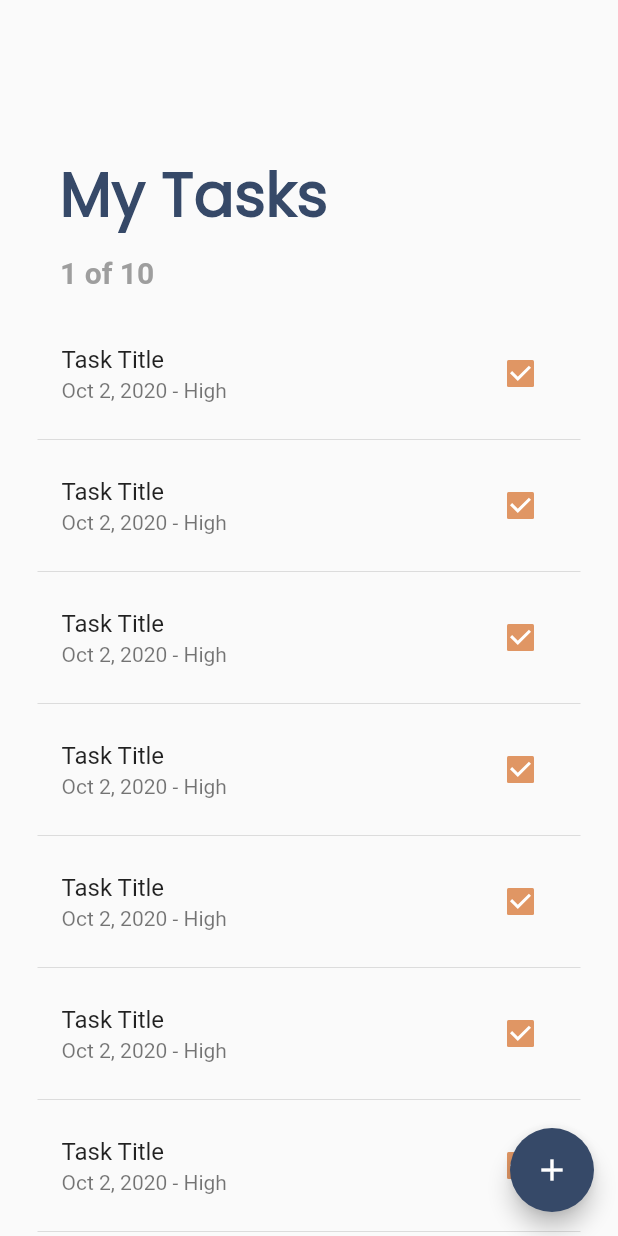
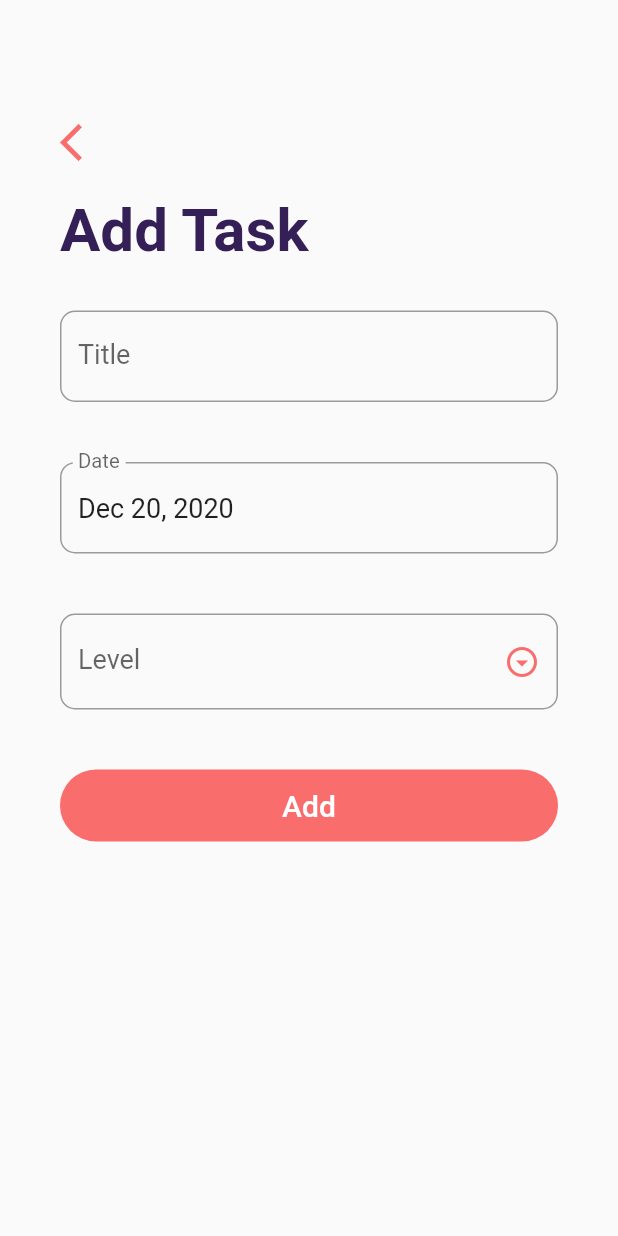
Before and after one commit to HossamMuhammedOmar/SQFLITE_CRUD_OPERATION, a Flutter app: the screen it shows after launch, after a tap on the "add" icon, on a phone screen of 412 x 824 dp. Run offline on Flutter 3.47's test engine with Material 2 defaults, Android fonts, the phone set to English and light mode, and no system bars.

Commit message:
add task screen class

```diff
--- /dev/null
+++ b/lib/screens/add_task_screen.dart
@@ -0,0 +1,180 @@
+import 'package:flutter/cupertino.dart';
+import 'package:flutter/material.dart';
+import 'package:intl/intl.dart';
+
+class AddTaskScreen extends StatefulWidget {
+  AddTaskScreen({Key key}) : super(key: key);
+  @override
+  _AddTaskScreenState createState() => _AddTaskScreenState();
+}
+
+class _AddTaskScreenState extends State<AddTaskScreen> {
+  final _formKey = GlobalKey<FormState>();
+  String _title = '';
+  String _level = '';
+  DateTime _date = DateTime.now();
+  TextEditingController _dateController = TextEditingController();
+  final DateFormat _dateFormat = DateFormat('MMM dd, yyyy');
+  final List<String> _levels = ['Low', 'Medium', 'High'];
+
+  @override
+  void initState() {
+    super.initState();
+    _dateController.text = _dateFormat.format(_date);
+  }
+
+  _handleDatePicker() async {
+    final DateTime date = await showDatePicker(
+      context: context,
+      initialDate: _date,
+      firstDate: DateTime(2020),
+      lastDate: DateTime(2120),
+    );
+    if (date != null && date != _date) {
+      setState(() {
+        _date = date;
+      });
+      _dateController.text = _dateFormat.format(_date);
+    }
+  }
+
+  _submit() {
+    if (_formKey.currentState.validate()) {
+      _formKey.currentState.save();
+      print('title: $_title, date: $_date, level: $_level');
+      Navigator.pop(context);
+    }
+  }
+
+  @override
+  Widget build(BuildContext context) {
+    return Scaffold(
+      body: GestureDetector(
+        onTap: () => FocusScope.of(context).unfocus(),
+        child: SingleChildScrollView(
+          child: Container(
+            padding: EdgeInsets.symmetric(horizontal: 40.0, vertical: 80.0),
+            child: Column(
+              crossAxisAlignment: CrossAxisAlignment.start,
+              children: [
+                GestureDetector(
+                  onTap: () => Navigator.pop(context),
+                  child: Icon(
+                    Icons.arrow_back_ios,
+                    size: 30.0,
+                    color: Color(0xfff96d6d),
+                  ),
+                ),
+                SizedBox(height: 20.0),
+                Text(
+                  'Add Task',
+                  style: TextStyle(
+                    color: Color(0xff342056),
+                    fontSize: 40.0,
+                    fontWeight: FontWeight.bold,
+                  ),
+                ),
+                SizedBox(height: 10.0),
+                Form(
+                  key: _formKey,
+                  child: Column(
+                    children: [
+                      Padding(
+                        padding: EdgeInsets.symmetric(vertical: 20.0),
+                        child: TextFormField(
+                          cursorColor: Colors.blue,
+                          style: TextStyle(fontSize: 18.0),
+                          decoration: InputDecoration(
+                            labelText: 'Title',
+                            labelStyle: TextStyle(fontSize: 18.0),
+                            border: OutlineInputBorder(
+                              borderRadius: BorderRadius.circular(10.0),
+                            ),
+                          ),
+                          validator: (input) => input.trim().isEmpty
+                              ? 'Please enter a task title'
+                              : null,
+                          onSaved: (input) => _title = input,
+                          initialValue: _title,
+                        ),
+                      ),
+                      Padding(
+                        padding: EdgeInsets.symmetric(vertical: 20.0),
+                        child: TextFormField(
+                          readOnly: true,
+                          onTap: _handleDatePicker,
+                          controller: _dateController,
+                          cursorColor: Colors.blue,
+                          style: TextStyle(fontSize: 18.0),
+                          decoration: InputDecoration(
+                            labelText: 'Date',
+                            labelStyle: TextStyle(fontSize: 18.0),
+                            border: OutlineInputBorder(
+                              borderRadius: BorderRadius.circular(10.0),
+                            ),
+                          ),
+                        ),
+                      ),
+                      Padding(
+                        padding: EdgeInsets.symmetric(vertical: 20.0),
+                        child: DropdownButtonFormField(
+                          isDense: true,
+                          items: _levels.map((String level) {
+                            return DropdownMenuItem(
+                              value: level,
+                              child: Text(
+                                level,
+                                style: TextStyle(
+                                    color: Colors.black, fontSize: 18.0),
+                              ),
+                            );
+                          }).toList(),
+                          iconEnabledColor: Color(0xfff96d6d),
+                          icon: Icon(Icons.arrow_drop_down_circle_outlined),
+                          style: TextStyle(fontSize: 18.0),
+                          decoration: InputDecoration(
+                            labelText: 'Level',
+                            labelStyle: TextStyle(fontSize: 18.0),
+                            border: OutlineInputBorder(
+                              borderRadius: BorderRadius.circular(10.0),
+                            ),
+                          ),
+                          validator: (input) => _level == null
+                              ? 'Please select a priority level'
+                              : null,
+                          onSaved: (input) => _level = input,
+                          onChanged: (value) {
+                            setState(() {
+                              _level = value;
+                            });
+                          },
+                        ),
+                      ),
+                      Container(
+                        margin: EdgeInsets.symmetric(vertical: 20.0),
+                        width: double.infinity,
+                        decoration: BoxDecoration(
+                            color: Color(0xfff96d6d),
+                            borderRadius: BorderRadius.circular(30.0)),
+                        child: FlatButton(
+                          child: Text(
+                            'Add',
+                            style: TextStyle(
+                              color: Colors.white,
+                              fontSize: 20.0,
+                            ),
+                          ),
+                          onPressed: _submit,
+                        ),
+                      )
+                    ],
+                  ),
+                ),
+              ],
+            ),
+          ),
+        ),
+      ),
+    );
+  }
+}
--- a/lib/screens/todo_list_screen.dart
+++ b/lib/screens/todo_list_screen.dart
@@ -1,3 +1,4 @@
+import 'package:SQFLITE_CRUD_OPERATION/screens/add_task_screen.dart';
 import 'package:flutter/material.dart';
 
 class TodoListScreen extends StatefulWidget {
@@ -13,7 +14,10 @@ class TodoListScreenState extends State<TodoListScreen> {
     return Scaffold(
       floatingActionButton: FloatingActionButton(
         onPressed: () {
-          print('Navigate to add task screen');
+          Navigator.push(
+            context,
+            MaterialPageRoute(builder: (_) => AddTaskScreen()),
+          );
         },
         backgroundColor: Color(0xff364968),
         child: Icon(Icons.add),
--- a/pubspec.yaml
+++ b/pubspec.yaml
@@ -28,7 +28,7 @@ dependencies:
   # Use with the CupertinoIcons class for iOS style icons.
   cupertino_icons: ^1.0.0
   sqflite: ^1.3.2+1
-  image_picker: ^0.6.7+15
+  intl: ^0.16.1
 
 dev_dependencies:
   flutter_test:
```
Also changed, not shown: pubspec.lock.
